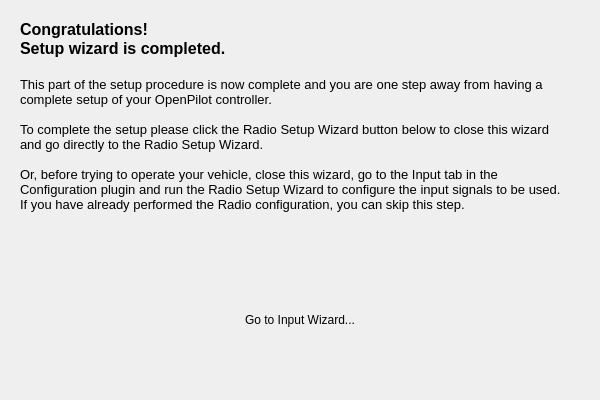
This is ground/openpilotgcs/src/plugins/setupwizard/pages/endpage.ui in openpilot/OpenPilot as Qt 5 draws it before an edit. The edited form follows.
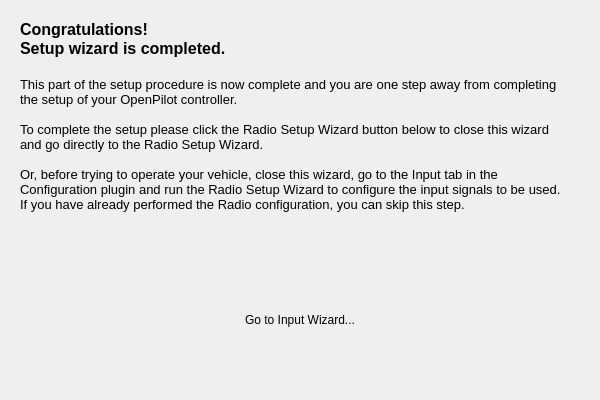
This is the edited form. Icons and pictures are not drawn.

What changed in the file:
```diff
--- a/ground/openpilotgcs/src/plugins/setupwizard/pages/endpage.ui
+++ b/ground/openpilotgcs/src/plugins/setupwizard/pages/endpage.ui
@@ -25,7 +25,7 @@
      <x>20</x>
      <y>20</y>
      <width>550</width>
-     <height>211</height>
+     <height>251</height>
     </rect>
    </property>
    <property name="text">
@@ -36,7 +36,7 @@
 &lt;p style=&quot; margin-top:0px; margin-bottom:0px; margin-left:0px; margin-right:0px; -qt-block-indent:0; text-indent:0px;&quot;&gt;&lt;span style=&quot; font-size:12pt; font-weight:600;&quot;&gt;Congratulations!&lt;/span&gt;&lt;/p&gt;
 &lt;p style=&quot; margin-top:0px; margin-bottom:0px; margin-left:0px; margin-right:0px; -qt-block-indent:0; text-indent:0px;&quot;&gt;&lt;span style=&quot; font-size:12pt; font-weight:600;&quot;&gt;Setup wizard is completed.&lt;/span&gt;&lt;/p&gt;
 &lt;p style=&quot;-qt-paragraph-type:empty; margin-top:0px; margin-bottom:0px; margin-left:0px; margin-right:0px; -qt-block-indent:0; text-indent:0px; font-size:12pt; font-weight:600;&quot;&gt;&lt;br /&gt;&lt;/p&gt;
-&lt;p style=&quot; margin-top:0px; margin-bottom:0px; margin-left:0px; margin-right:0px; -qt-block-indent:0; text-indent:0px;&quot;&gt;&lt;span style=&quot; font-size:10pt;&quot;&gt;This part of the setup procedure is now complete and you are one step away from having a complete setup of your OpenPilot controller.&lt;/span&gt;&lt;/p&gt;
+&lt;p style=&quot; margin-top:0px; margin-bottom:0px; margin-left:0px; margin-right:0px; -qt-block-indent:0; text-indent:0px;&quot;&gt;&lt;span style=&quot; font-size:10pt;&quot;&gt;This part of the setup procedure is now complete and you are one step away from completing the setup of your OpenPilot controller.&lt;/span&gt;&lt;/p&gt;
 &lt;p style=&quot;-qt-paragraph-type:empty; margin-top:0px; margin-bottom:0px; margin-left:0px; margin-right:0px; -qt-block-indent:0; text-indent:0px; font-size:10pt;&quot;&gt;&lt;br /&gt;&lt;/p&gt;
 &lt;p style=&quot; margin-top:0px; margin-bottom:0px; margin-left:0px; margin-right:0px; -qt-block-indent:0; text-indent:0px;&quot;&gt;&lt;span style=&quot; font-size:10pt;&quot;&gt;To complete the setup please click the Radio Setup Wizard button below to close this wizard and go directly to the Radio Setup Wizard.&lt;/span&gt;&lt;/p&gt;
 &lt;p style=&quot;-qt-paragraph-type:empty; margin-top:0px; margin-bottom:0px; margin-left:0px; margin-right:0px; -qt-block-indent:0; text-indent:0px; font-size:10pt;&quot;&gt;&lt;br /&gt;&lt;/p&gt;
```
